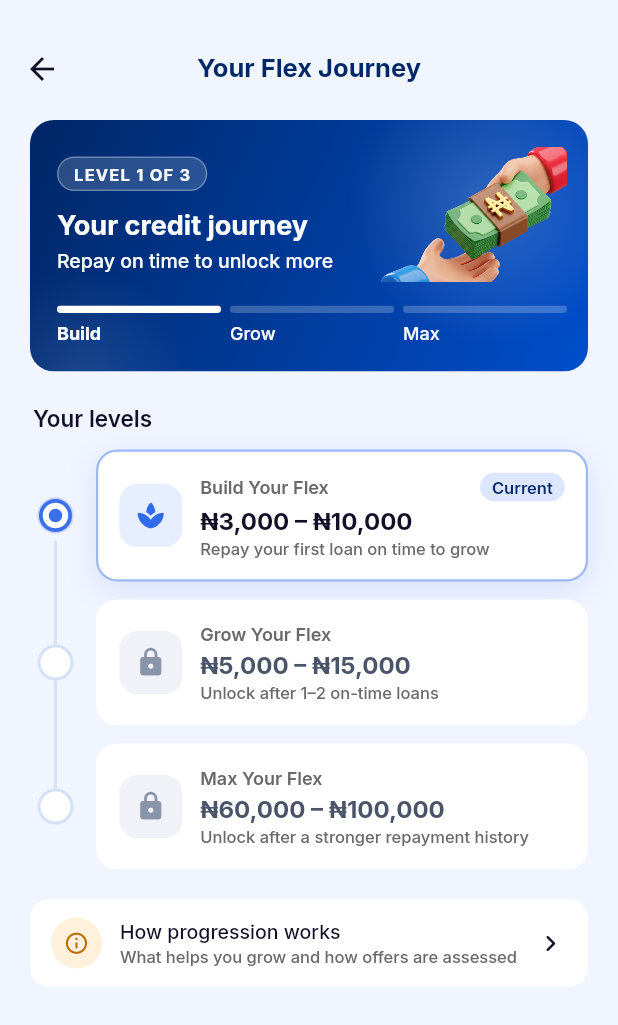
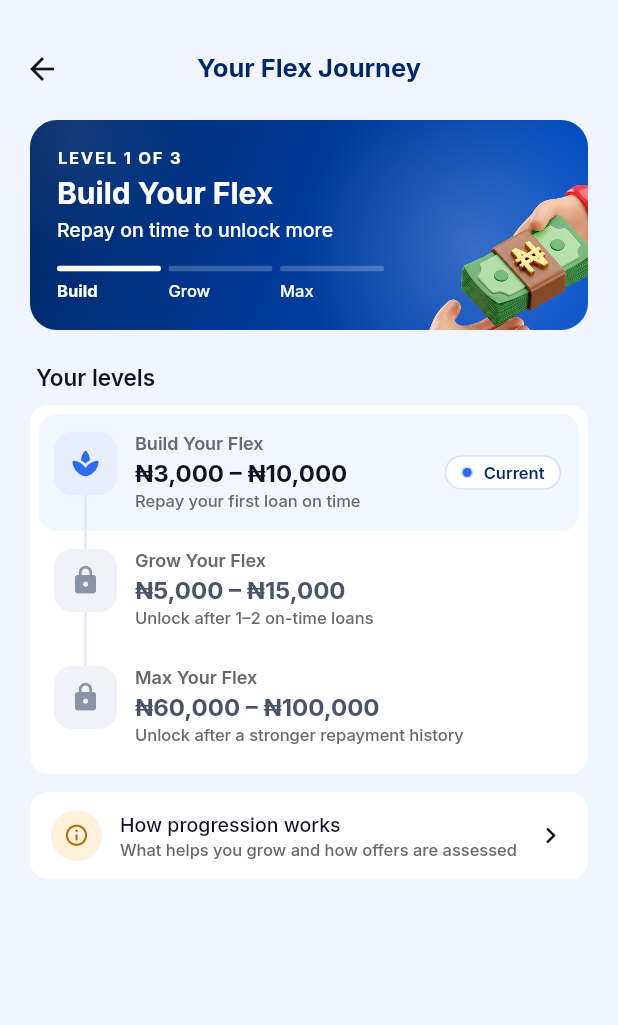
Before and after one commit to Kent-Sammy/rexverse, a Flutter app: the FlexJourneyScreen screen opened directly with empty values, on a phone screen of 412 x 824 dp. Shown: the top 1025 px of the screen. Run offline on Flutter 3.47's test engine with Material 3 defaults, Android fonts, the phone set to English and light mode, and no system bars; our stand-ins replace audioplayers, file_picker, flutter_svg, speech_to_text; accounts and stored records are empty; project files that could hold a hidden picture were left out.

Commit message:
RexFlex: premium, tighter Flex Journey
- Banner: level label, current level as title, one copy line, track in
  the text column; hands illustration enlarged and bled off the right and
  bottom edges so the cropped sleeves blend in.
- Levels in one grouped panel with a continuous rail between icon tiles;
  one status per level (tick, live 'Current' pill, or lock) instead of
  three; soft highlight on the current row.

Co-Authored-By: Claude Opus 5.5 <noreply@anthropic.com>
Claude-Session: https://claude.ai/code/session_01EjWxE6W9E8HwFDXk54C2wv

```diff
--- a/rex_atlas/lib/features/rexflex/presentation/screens/rexflex_screens.dart
+++ b/rex_atlas/lib/features/rexflex/presentation/screens/rexflex_screens.dart
@@ -1194,7 +1194,7 @@ class FlexJourneyScreen extends StatelessWidget {
         Appear(offset: 12, child: _JourneyHero(tier: tier)),
         const SizedBox(height: 22),
         Padding(
-          padding: const EdgeInsets.only(left: 2, bottom: 6),
+          padding: const EdgeInsets.only(left: 4, bottom: 10),
           child: Semantics(
             header: true,
             child: Text(
@@ -1207,11 +1207,15 @@ class FlexJourneyScreen extends StatelessWidget {
             ),
           ),
         ),
+        Appear(
+          delay: const Duration(milliseconds: 120),
+          offset: 12,
+          child: FlexCard(
+            padding: const EdgeInsets.all(6),
+            child: Column(
+              children: [
                 for (var i = 0; i < flexTiers.length; i++)
-          Appear(
-            delay: Duration(milliseconds: 120 + 90 * i),
-            offset: 12,
-            child: _TierStep(
+                  _LevelRow(
                     tier: flexTiers[i],
                     index: i,
                     state: i < tier
@@ -1220,13 +1224,15 @@ class FlexJourneyScreen extends StatelessWidget {
                         ? _TierState.current
                         : _TierState.locked,
                     repaidKobo: repaid,
-              first: i == 0,
                     last: i == flexTiers.length - 1,
                   ),
-          ),
-        const SizedBox(height: 14),
+              ],
+            ),
+          ),
+        ),
+        const SizedBox(height: 12),
         Appear(
-          delay: const Duration(milliseconds: 420),
+          delay: const Duration(milliseconds: 240),
           offset: 12,
           child: FlexMenuRow(
             key: const Key('flex-how-progression'),
@@ -1255,7 +1261,8 @@ const _levelColors = [
 ];
 const _levelShort = ['Build', 'Grow', 'Max'];
 
-/// Navy → blue banner with the current level and a 3-step progress track.
+/// Navy → blue banner. The hands illustration is large and runs off the
+/// right and bottom edges, so its cropped sleeves disappear into the card.
 class _JourneyHero extends StatelessWidget {
   const _JourneyHero({required this.tier});
   final int tier;
@@ -1263,8 +1270,8 @@ class _JourneyHero extends StatelessWidget {
   @override
   Widget build(BuildContext context) {
     return ClipRRect(
-      borderRadius: BorderRadius.circular(16),
-      child: Container(
+      borderRadius: BorderRadius.circular(18),
+      child: DecoratedBox(
         decoration: const BoxDecoration(
           gradient: LinearGradient(
             begin: Alignment.topLeft,
@@ -1275,52 +1282,44 @@ class _JourneyHero extends StatelessWidget {
         child: Stack(
           children: [
             Positioned(
-              right: -30,
-              top: -40,
-              child: _Glow(size: 190, alpha: 0.18),
+              right: -40,
+              bottom: -60,
+              child: _Glow(size: 230, alpha: 0.22),
             ),
             Positioned(
-              left: -40,
-              bottom: -80,
-              child: _Glow(size: 150, alpha: 0.10),
+              left: -50,
+              top: -70,
+              child: _Glow(size: 160, alpha: 0.08),
+            ),
+            const Positioned(
+              right: -18,
+              bottom: -16,
+              child: ExcludeSemantics(
+                child: Image(
+                  image: AssetImage(FlexAssets.journey),
+                  width: 156,
+                  filterQuality: FilterQuality.high,
+                ),
+              ),
             ),
             Padding(
-              padding: const EdgeInsets.fromLTRB(18, 18, 14, 18),
-              child: Column(
-                crossAxisAlignment: CrossAxisAlignment.stretch,
-                children: [
-                  Row(
-                    children: [
-                      Expanded(
+              padding: const EdgeInsets.fromLTRB(18, 18, 136, 20),
               child: Column(
                 crossAxisAlignment: CrossAxisAlignment.start,
                 children: [
-                            Container(
-                              padding: const EdgeInsets.symmetric(
-                                horizontal: 10,
-                                vertical: 4,
-                              ),
-                              decoration: BoxDecoration(
-                                color: Colors.white.withValues(alpha: 0.16),
-                                borderRadius: BorderRadius.circular(20),
-                                border: Border.all(
-                                  color: Colors.white.withValues(alpha: 0.3),
-                                ),
-                              ),
-                              child: Text(
+                  Text(
                     'LEVEL ${tier + 1} OF ${flexTiers.length}',
                     style: RexTypography.host(
                       11,
                       weight: FontWeight.w700,
                       color: Colors.white,
-                                ).copyWith(letterSpacing: 0.8),
-                              ),
-                            ),
-                            const SizedBox(height: 12),
-                            Text(
-                              'Your credit journey',
-                              style: RexTypography.host(
-                                18,
+                    ).copyWith(letterSpacing: 1.2),
+                  ),
+                  const SizedBox(height: 6),
+                  Text(
+                    flexTiers[tier].name,
+                    style: RexTypography.host(
+                      20,
                       weight: FontWeight.w700,
                       color: Colors.white,
                     ),
@@ -1333,20 +1332,6 @@ class _JourneyHero extends StatelessWidget {
                       weight: FontWeight.w500,
                       color: Colors.white,
                     ),
-                            ),
-                          ],
-                        ),
-                      ),
-                      const SizedBox(width: 8),
-                      // The hands illustration, shown whole (419 × 303 export).
-                      const ExcludeSemantics(
-                        child: Image(
-                          image: AssetImage(FlexAssets.journey),
-                          width: 124,
-                          filterQuality: FilterQuality.high,
-                        ),
-                      ),
-                    ],
                   ),
                   const SizedBox(height: 16),
                   Semantics(
@@ -1357,7 +1342,7 @@ class _JourneyHero extends StatelessWidget {
                       child: Row(
                         children: [
                           for (var i = 0; i < flexTiers.length; i++) ...[
-                            if (i > 0) const SizedBox(width: 6),
+                            if (i > 0) const SizedBox(width: 5),
                             Expanded(
                               child: Column(
                                 crossAxisAlignment: CrossAxisAlignment.start,
@@ -1372,7 +1357,7 @@ class _JourneyHero extends StatelessWidget {
                                       borderRadius: BorderRadius.circular(3),
                                       child: LinearProgressIndicator(
                                         value: v,
-                                        minHeight: 5,
+                                        minHeight: 4,
                                         backgroundColor: Colors.white
                                             .withValues(alpha: 0.22),
                                         color: Colors.white,
@@ -1383,7 +1368,7 @@ class _JourneyHero extends StatelessWidget {
                                   Text(
                                     _levelShort[i],
                                     style: RexTypography.host(
-                                      12,
+                                      11,
                                       weight: i == tier
                                           ? FontWeight.w700
                                           : FontWeight.w500,
@@ -1433,110 +1418,76 @@ class _Glow extends StatelessWidget {
 
 enum _TierState { done, current, locked }
 
-/// One level on the timeline: a node centred on a continuous rail, and a
-/// white card with the level's icon, range and status.
-class _TierStep extends StatelessWidget {
-  const _TierStep({
+/// One level inside the grouped panel: icon tile (joined to the next by a
+/// short rail), name, range, one status line and a single status marker.
+class _LevelRow extends StatelessWidget {
+  const _LevelRow({
     required this.tier,
     required this.index,
     required this.state,
     required this.repaidKobo,
-    required this.first,
     required this.last,
   });
   final FlexTier tier;
   final int index;
   final _TierState state;
   final int repaidKobo;
-  final bool first;
   final bool last;
 
+  static const _railDone = Color(0xFF9DB8F2);
+  static const _railTodo = Color(0xFFE3E9F5);
+
   @override
   Widget build(BuildContext context) {
-    const railDone = Color(0xFF3D6FE8);
-    const railTodo = Color(0xFFD5E1F7);
     final (tint, accent) = _levelColors[index];
     final locked = state == _TierState.locked;
     final current = state == _TierState.current;
+    final done = state == _TierState.done;
+    final range =
+        '${Naira.groupedWhole(tier.minKobo)} – ${Naira.groupedWhole(tier.maxKobo)}';
     final status = switch (state) {
       _TierState.done =>
         repaidKobo > 0
-            ? 'Completed · ${Naira.groupedWhole(repaidKobo)} repaid'
+            ? '${Naira.groupedWhole(repaidKobo)} repaid on time'
             : 'Completed',
       _TierState.current =>
         index == 0 && repaidKobo == 0
-            ? 'Repay your first loan on time to grow'
-            : 'You are here',
+            ? 'Repay your first loan on time'
+            : 'Keep repaying on time',
       _TierState.locked => tier.unlock,
     };
-    final range =
-        '${Naira.groupedWhole(tier.minKobo)} – ${Naira.groupedWhole(tier.maxKobo)}';
-
     return Semantics(
       label:
           '${tier.name}, $range, '
-          '${switch (state) {
-            _TierState.done => 'completed',
-            _TierState.current => 'current level',
-            _TierState.locked => 'locked',
-          }}. $status',
+          '${done
+              ? 'completed'
+              : current
+              ? 'current level'
+              : 'locked'}. $status',
       child: ExcludeSemantics(
+        child: Container(
+          decoration: BoxDecoration(
+            color: current ? const Color(0xFFF2F6FF) : Colors.transparent,
+            borderRadius: BorderRadius.circular(12),
+          ),
+          padding: const EdgeInsets.fromLTRB(10, 0, 12, 0),
           child: IntrinsicHeight(
             child: Row(
               crossAxisAlignment: CrossAxisAlignment.stretch,
               children: [
-              SizedBox(
-                width: 34,
-                child: Column(
-                  children: [
-                    Expanded(
-                      child: Container(
+                Column(
+                  children: [
+                    // Rail in from the previous level (continuous with the
+                    // rail out of it).
+                    Container(
                       width: 2,
-                        color: first
+                      height: 12,
+                      color: index == 0
                           ? Colors.transparent
-                            : (state == _TierState.locked
-                                  ? railTodo
-                                  : railDone),
-                      ),
-                    ),
-                    _Node(state: state),
-                    Expanded(
-                      child: Container(
-                        width: 2,
-                        color: last
-                            ? Colors.transparent
-                            : (state == _TierState.done ? railDone : railTodo),
-                      ),
-                    ),
-                  ],
-                ),
-              ),
-              const SizedBox(width: 10),
-              Expanded(
-                child: Padding(
-                  padding: const EdgeInsets.symmetric(vertical: 6),
-                  child: AnimatedContainer(
-                    duration: const Duration(milliseconds: 250),
-                    padding: const EdgeInsets.all(14),
-                    decoration: BoxDecoration(
-                      color: Colors.white,
-                      borderRadius: BorderRadius.circular(14),
-                      border: Border.all(
-                        color: current ? const Color(0xFF9DB8F2) : Colors.white,
-                        width: 1.5,
-                      ),
-                      boxShadow: current
-                          ? const [
-                              BoxShadow(
-                                color: Color(0x1F1E4FD8),
-                                blurRadius: 18,
-                                offset: Offset(0, 6),
-                              ),
-                            ]
-                          : null,
-                    ),
-                    child: Row(
-                      children: [
+                          : locked
+                          ? _railTodo
+                          : _railDone,
+                    ),
                     Container(
                       width: 42,
                       height: 42,
@@ -1550,15 +1501,26 @@ class _TierStep extends StatelessWidget {
                         color: locked ? const Color(0xFF8A94A8) : accent,
                       ),
                     ),
+                    Expanded(
+                      child: Container(
+                        width: 2,
+                        color: last
+                            ? Colors.transparent
+                            : done
+                            ? _railDone
+                            : _railTodo,
+                      ),
+                    ),
+                  ],
+                ),
                 const SizedBox(width: 12),
                 Expanded(
+                  child: Padding(
+                    padding: const EdgeInsets.only(top: 12, bottom: 14),
                     child: Column(
                       crossAxisAlignment: CrossAxisAlignment.start,
                       children: [
-                              Row(
-                                children: [
-                                  Expanded(
-                                    child: Text(
+                        Text(
                           tier.name,
                           style: RexTypography.host(
                             12,
@@ -1566,20 +1528,7 @@ class _TierStep extends StatelessWidget {
                             color: FlexColors.label,
                           ),
                         ),
-                                  ),
-                                  if (state != _TierState.locked)
-                                    FlexPill(
-                                      current ? 'Current' : 'Done',
-                                      fg: current
-                                          ? FlexColors.navy
-                                          : FlexColors.green,
-                                      bg: current
-                                          ? FlexColors.secondaryBg
-                                          : FlexColors.greenBg,
-                                    ),
-                                ],
-                              ),
-                              const SizedBox(height: 3),
+                        const SizedBox(height: 2),
                         Text(
                           range,
                           style: RexTypography.host(
@@ -1596,127 +1545,128 @@ class _TierStep extends StatelessWidget {
                           style: RexTypography.host(
                             11,
                             weight: FontWeight.w500,
-                                  color: state == _TierState.done
-                                      ? FlexColors.green
-                                      : FlexColors.label,
-                                ),
-                              ),
-                            ],
-                          ),
-                        ),
-                      ],
-                    ),
-                  ),
-                ),
-              ),
-            ],
-          ),
-        ),
-      ),
-    );
-  }
-}
-
-/// Timeline node: filled check (done), pulsing ring (current), lock (locked).
-class _Node extends StatefulWidget {
-  const _Node({required this.state});
-  final _TierState state;
-
-  @override
-  State<_Node> createState() => _NodeState();
-}
-
-class _NodeState extends State<_Node> with SingleTickerProviderStateMixin {
-  late final AnimationController _pulse = AnimationController(
+                            color: done ? FlexColors.green : FlexColors.label,
+                          ),
+                        ),
+                      ],
+                    ),
+                  ),
+                ),
+                const SizedBox(width: 8),
+                Center(
+                  child: switch (state) {
+                    _TierState.done => Container(
+                      width: 22,
+                      height: 22,
+                      decoration: const BoxDecoration(
+                        shape: BoxShape.circle,
+                        color: FlexColors.green,
+                      ),
+                      child: const Icon(
+                        Icons.check_rounded,
+                        size: 15,
+                        color: Colors.white,
+                      ),
+                    ),
+                    _TierState.current => const _CurrentPill(),
+                    _TierState.locked => const SizedBox(width: 22),
+                  },
+                ),
+              ],
+            ),
+          ),
+        ),
+      ),
+    );
+  }
+}
+
+/// "● Current" pill with a softly pulsing live dot (still with reduce
+/// motion).
+class _CurrentPill extends StatefulWidget {
+  const _CurrentPill();
+
+  @override
+  State<_CurrentPill> createState() => _CurrentPillState();
+}
+
+class _CurrentPillState extends State<_CurrentPill>
+    with SingleTickerProviderStateMixin {
+  late final AnimationController _c = AnimationController(
     vsync: this,
-    duration: const Duration(milliseconds: 1600),
+    duration: const Duration(milliseconds: 1400),
   );
 
   @override
   void didChangeDependencies() {
     super.didChangeDependencies();
     final reduce = MediaQuery.maybeDisableAnimationsOf(context) ?? false;
-    if (widget.state == _TierState.current && !reduce) {
-      if (!_pulse.isAnimating) _pulse.repeat();
-    } else {
-      _pulse.stop();
+    if (reduce) {
+      _c.stop();
+    } else if (!_c.isAnimating) {
+      _c.repeat();
     }
   }
 
   @override
   void dispose() {
-    _pulse.dispose();
+    _c.dispose();
     super.dispose();
   }
 
   @override
   Widget build(BuildContext context) {
-    const blue = Color(0xFF3D6FE8);
-    return switch (widget.state) {
-      _TierState.done => Container(
-        width: 24,
-        height: 24,
-        decoration: const BoxDecoration(
-          shape: BoxShape.circle,
-          gradient: LinearGradient(
-            begin: Alignment.topLeft,
-            end: Alignment.bottomRight,
-            colors: [Color(0xFF5B8CFF), Color(0xFF1E4FD8)],
-          ),
-        ),
-        child: const Icon(Icons.check_rounded, size: 15, color: Colors.white),
-      ),
-      _TierState.current => SizedBox(
-        width: 34,
-        height: 34,
+    const blue = Color(0xFF2F6BEA);
+    return Container(
+      padding: const EdgeInsets.fromLTRB(8, 4, 10, 4),
+      decoration: BoxDecoration(
+        color: Colors.white,
+        borderRadius: BorderRadius.circular(20),
+        border: Border.all(color: const Color(0xFFD3E0FB)),
+      ),
+      child: Row(
+        mainAxisSize: MainAxisSize.min,
+        children: [
+          SizedBox(
+            width: 12,
+            height: 12,
             child: AnimatedBuilder(
-          animation: _pulse,
-          builder: (_, _) {
-            final t = _pulse.value;
-            return Stack(
+              animation: _c,
+              builder: (_, _) => Stack(
                 alignment: Alignment.center,
                 children: [
                   Container(
-                  width: 22 + 12 * t,
-                  height: 22 + 12 * t,
+                    width: 6 + 6 * _c.value,
+                    height: 6 + 6 * _c.value,
                     decoration: BoxDecoration(
                       shape: BoxShape.circle,
-                    color: blue.withValues(alpha: 0.28 * (1 - t)),
+                      color: blue.withValues(alpha: 0.35 * (1 - _c.value)),
                     ),
                   ),
                   Container(
-                  width: 22,
-                  height: 22,
-                  decoration: BoxDecoration(
-                    shape: BoxShape.circle,
-                    color: Colors.white,
-                    border: Border.all(color: blue, width: 2.5),
-                  ),
-                  alignment: Alignment.center,
-                  child: Container(
-                    width: 9,
-                    height: 9,
+                    width: 6,
+                    height: 6,
                     decoration: const BoxDecoration(
                       shape: BoxShape.circle,
                       color: blue,
                     ),
                   ),
-                ),
-              ],
-            );
-          },
-        ),
-      ),
-      _TierState.locked => Container(
-        width: 24,
-        height: 24,
-        decoration: BoxDecoration(
-          shape: BoxShape.circle,
-          color: Colors.white,
-          border: Border.all(color: const Color(0xFFD5E1F7), width: 2),
-        ),
-      ),
-    };
+                ],
+              ),
+            ),
+          ),
+          const SizedBox(width: 5),
+          Text(
+            'Current',
+            style: RexTypography.host(
+              11,
+              weight: FontWeight.w600,
+              color: FlexColors.navy,
+            ),
+          ),
+        ],
+      ),
+    );
   }
 }
 
```
Also changed, not shown: 2 other files. Lines whose indentation alone changed are shown as unchanged.
